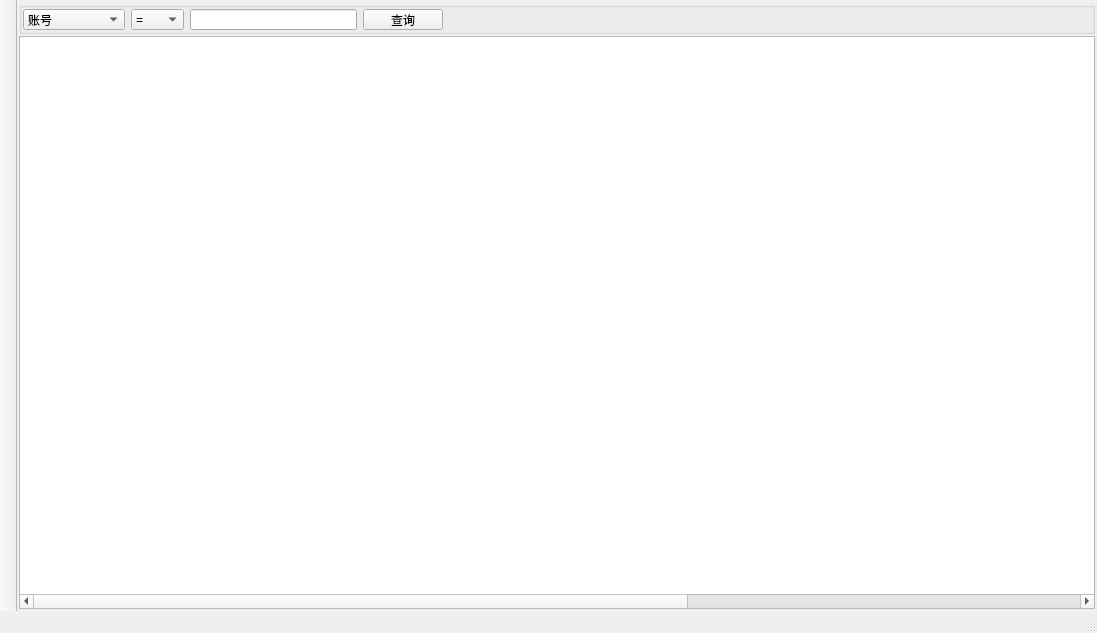
Before: the Qt Designer form server/ui/wnd_server.ui in decenfrontier/PyNetAuth, drawn with Qt 5.
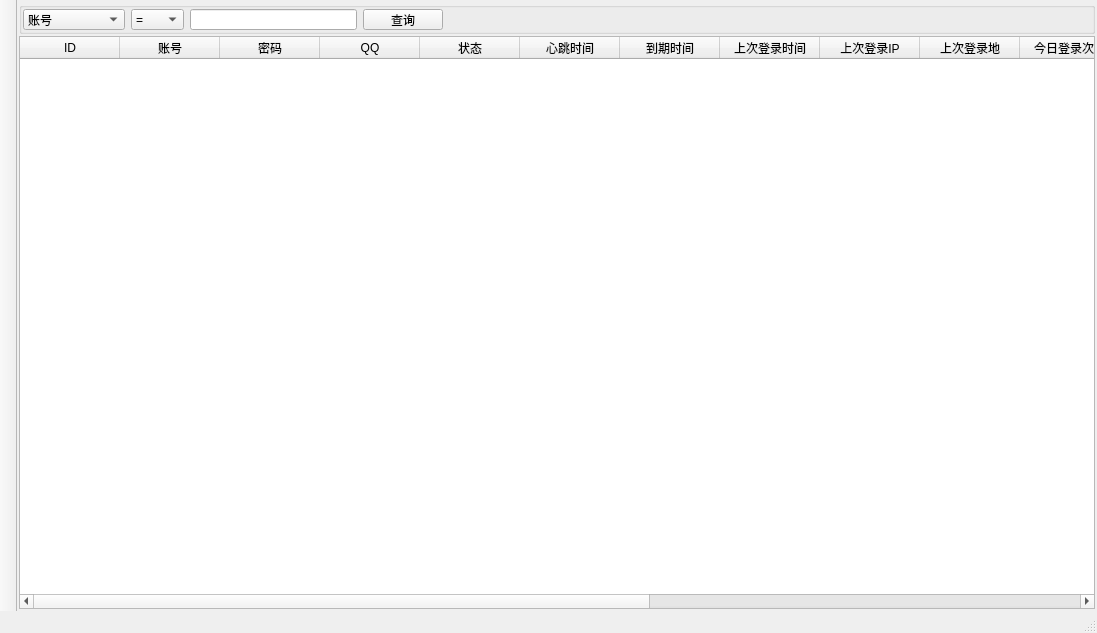
After: the same form once the commit is applied. The open tabs and pages were chosen to show the change.

Patch:
```diff
--- a/server/ui/wnd_server.ui
+++ b/server/ui/wnd_server.ui
@@ -551,7 +551,7 @@
              <number>0</number>
             </property>
             <attribute name="horizontalHeaderVisible">
-             <bool>false</bool>
+             <bool>true</bool>
             </attribute>
             <attribute name="horizontalHeaderStretchLastSection">
              <bool>true</bool>
@@ -645,6 +645,11 @@
               <string>备注</string>
              </property>
             </column>
+            <column>
+             <property name="text">
+              <string>最后更新时间</string>
+             </property>
+            </column>
            </widget>
           </item>
          </layout>
```
Left out of the diff: 2 changed lines with no effect on the pictures.
